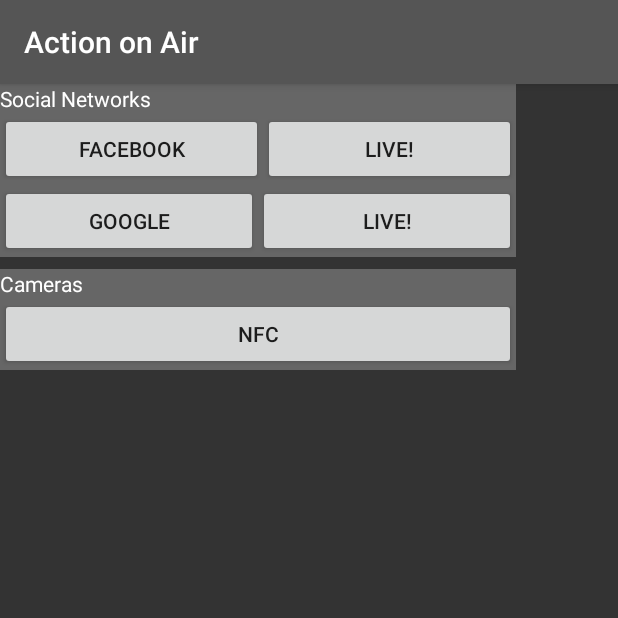
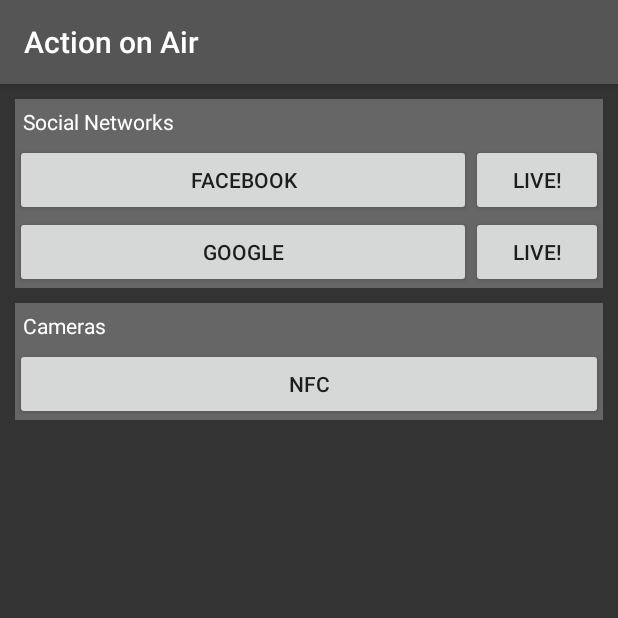
Before and after one commit to scarwu/ActionOnAir, an Android app: the screen it shows after launch (MainActivity), on a phone screen of 412 x 824 dp, the top half of it. Run offline under Robolectric (Android 15) with nearby library versions, the phone set to English and light mode, and no system bars; libraries missing offline, so code that uses them is left out: com.facebook, com.facebook.appevents; 2 statements that could not run were skipped.

Commit message:
1. Update Activity Layout

```diff
--- a/app/src/main/res/layout/activity_main.xml
+++ b/app/src/main/res/layout/activity_main.xml
@@ -1,97 +1,118 @@
 <?xml version="1.0" encoding="utf-8"?>
-<android.support.constraint.ConstraintLayout xmlns:android="http://schemas.android.com/apk/res/android"
+<RelativeLayout xmlns:android="http://schemas.android.com/apk/res/android"
     xmlns:app="http://schemas.android.com/apk/res-auto"
     xmlns:tools="http://schemas.android.com/tools"
     android:layout_width="match_parent"
     android:layout_height="match_parent"
     android:background="#333"
+    android:padding="10dp"
     tools:context="scarwu.actiononair.MainActivity"
     tools:layout_editor_absoluteY="81dp"
     tools:layout_editor_absoluteX="0dp">
 
     <LinearLayout
-        android:id="@+id/linearLayout3"
-        android:layout_width="344dp"
+        android:id="@+id/SNSBlock"
+        android:layout_width="match_parent"
         android:layout_height="wrap_content"
+        android:layout_alignParentEnd="true"
+        android:layout_alignParentRight="true"
         android:background="#666"
         android:orientation="vertical"
+        android:layout_marginBottom="10dp"
         tools:layout_editor_absoluteX="8dp"
         tools:layout_editor_absoluteY="8dp">
 
         <TextView
-            android:id="@+id/textView"
+            android:id="@+id/SNSList"
             android:layout_width="match_parent"
             android:layout_height="wrap_content"
             android:layout_weight="1"
+            android:padding="5dp"
             android:text="@string/sns_list"
             android:textAlignment="textStart"
             android:textColor="#fff" />
 
-        <LinearLayout
+        <RelativeLayout
             android:layout_width="match_parent"
             android:layout_height="match_parent"
             android:layout_weight="1"
             android:orientation="horizontal">
 
             <Button
-                android:id="@+id/button3"
+                android:id="@+id/snsFBAuth"
                 android:layout_width="wrap_content"
                 android:layout_height="wrap_content"
+                android:layout_alignParentLeft="true"
+                android:layout_alignParentStart="true"
+                android:layout_toLeftOf="@+id/snsFBLive"
                 android:layout_weight="1"
                 android:text="@string/sns_fb_auth" />
 
             <Button
-                android:id="@+id/button2"
+                android:id="@+id/snsFBLive"
                 android:layout_width="wrap_content"
                 android:layout_height="wrap_content"
                 android:layout_weight="1"
-                android:text="@string/live_now" />
-        </LinearLayout>
+                android:text="@string/live_now"
+                android:layout_alignParentTop="true"
+                android:layout_alignParentRight="true"
+                android:layout_alignParentEnd="true" />
+        </RelativeLayout>
 
-        <LinearLayout
+        <RelativeLayout
             android:layout_width="match_parent"
             android:layout_height="match_parent"
             android:layout_weight="1"
             android:orientation="horizontal">
 
             <Button
-                android:id="@+id/button5"
+                android:id="@+id/snsGoogleAuth"
                 android:layout_width="wrap_content"
                 android:layout_height="wrap_content"
+                android:layout_alignParentLeft="true"
+                android:layout_alignParentStart="true"
+                android:layout_toLeftOf="@+id/snsGoogleLive"
+                android:layout_toStartOf="@+id/snsGoogleLive"
                 android:layout_weight="1"
                 android:text="@string/sns_google_auth" />
 
             <Button
-                android:id="@+id/button4"
+                android:id="@+id/snsGoogleLive"
                 android:layout_width="wrap_content"
                 android:layout_height="wrap_content"
                 android:layout_weight="1"
-                android:text="@string/live_now" />
-        </LinearLayout>
+                android:text="@string/live_now"
+                android:layout_alignParentTop="true"
+                android:layout_alignParentRight="true"
+                android:layout_alignParentEnd="true" />
+        </RelativeLayout>
 
     </LinearLayout>
 
     <LinearLayout
-        android:id="@+id/linearLayout2"
-        android:layout_width="344dp"
+        android:id="@+id/CameraBlock"
+        android:layout_width="wrap_content"
         android:layout_height="wrap_content"
-        android:layout_marginTop="8dp"
+        android:layout_alignParentLeft="true"
+        android:layout_alignParentStart="true"
+        android:layout_below="@+id/SNSBlock"
         android:layout_weight="1"
         android:background="#666"
         android:orientation="vertical"
-        app:layout_constraintTop_toBottomOf="@+id/linearLayout3"
+        app:layout_constraintTop_toBottomOf="@+id/SNSBlock"
         tools:layout_editor_absoluteX="8dp">
 
         <TextView
-            android:id="@+id/textView"
+            android:id="@+id/CameraList"
             android:layout_width="match_parent"
             android:layout_height="wrap_content"
             android:layout_weight="1"
+            android:padding="5dp"
             android:text="@string/camera_list"
             android:textColor="#fff" />
 
         <Button
-            android:id="@+id/button6"
+            android:id="@+id/NFCReader"
             android:layout_width="match_parent"
             android:layout_height="wrap_content"
             android:layout_weight="1"
@@ -104,10 +125,11 @@
             android:fillViewport="false">
 
             <ListView
+                android:id="@+id/Cameras"
                 android:layout_width="match_parent"
                 android:layout_height="wrap_content" />
         </ScrollView>
 
     </LinearLayout>
 
-</android.support.constraint.ConstraintLayout>
+</RelativeLayout>
```
